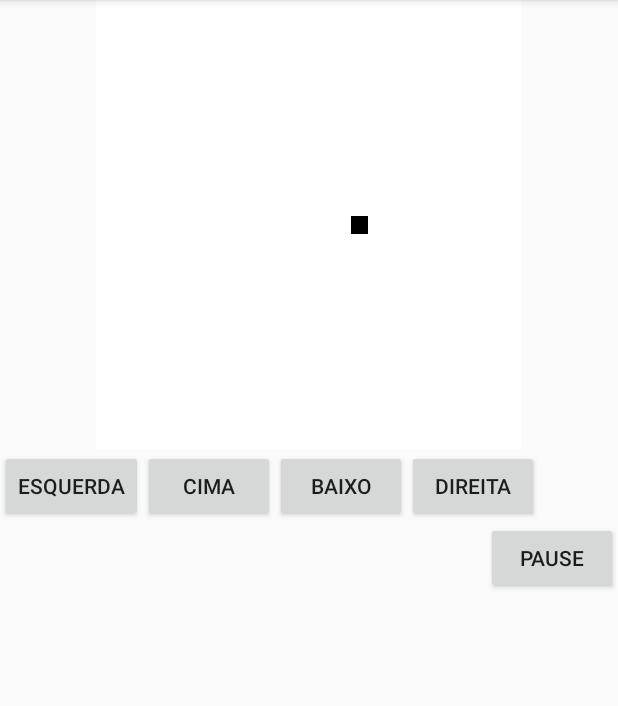
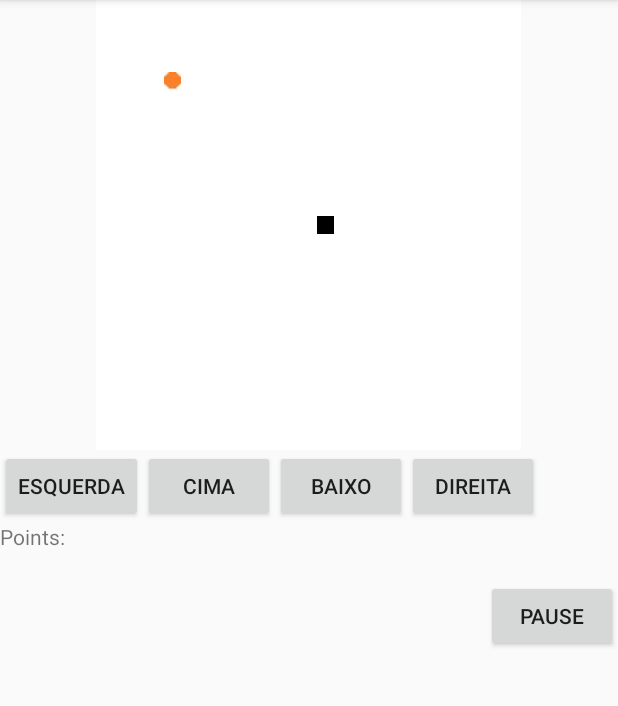
Before and after one commit to suelliton/Snake, an Android app: the Tabuleiro screen opened directly, with no data from a screen before it, on a phone screen of 412 x 824 dp, the part 84-790 px from its top. Run offline under Robolectric (Android 15) with nearby library versions, the phone set to English and light mode, and no system bars.

Commit message:
fruit funfando

```diff
--- a/app/src/main/java/com/example/suelliton/snake/Tabuleiro.java
+++ b/app/src/main/java/com/example/suelliton/snake/Tabuleiro.java
@@ -12,13 +12,16 @@ import android.view.View;
 import android.widget.Button;
 import android.widget.GridLayout;
 import android.widget.ImageView;
+import android.widget.TextView;
 import android.widget.Toast;
 
 import java.lang.reflect.Array;
 import java.util.ArrayList;
+import java.util.Random;
 
 
 public class Tabuleiro extends AppCompatActivity {
+    int points = 0;
     int tamGrid = 25;
     ImageView GRID[][] ;
     ArrayList SNAKE = new ArrayList<>();
@@ -26,6 +29,7 @@ public class Tabuleiro extends AppCompatActivity {
     int[] anterior = new int[2];
     int pos[]  = new int[2];
     int[] previous = new int[2];
+    int[] fruit = new int[2];
     @RequiresApi(api = Build.VERSION_CODES.ICE_CREAM_SANDWICH)
     @Override
     protected void onCreate(Bundle savedInstanceState) {
@@ -102,6 +106,7 @@ public class Tabuleiro extends AppCompatActivity {
        pos[0] = tamGrid/2;
        pos[1] = tamGrid/2;
        SNAKE.add(pos);//adiciona no vetor snake como se fosse a cabeça posicao 00 do arraylist
+       setFruit();
        move(direction,false);//passa a direcao para move
     }
 
@@ -116,9 +121,10 @@ public class Tabuleiro extends AppCompatActivity {
                         @Override
                         public void run() {
                             setHead(direction);
+
                             move(direction,false);
                         }
-                    },100);
+                    },1000);
                  }
         }).start();
 
@@ -128,16 +134,29 @@ public class Tabuleiro extends AppCompatActivity {
     public void setHead(int[] direction){
 
         pos = (int[]) SNAKE.get(0);//éga a cabeça
-        setWhite(GRID[pos[0]][pos[1]]);//printa a cabeça
+        setWhite(GRID[pos[0]][pos[1]]);//printa a cabeça debranco
         previous = pos;
         pos[0] = pos[0] + direction[0];//incrementa a posicao dacabeça
         pos[1] = pos[1] + direction[1];//incrementa a posicao dacabeça
         pos = checkPos(pos);
-        setBlack(GRID[pos[0]][pos[1]]);
+        setBlack(GRID[pos[0]][pos[1]]); //printa a cabeça de preto
         SNAKE.set(0, pos);
-
+        if(pos[0] == fruit[0] && pos[1] == fruit[1]){
+            setBlack(GRID[pos[0]][pos[1]]);
+            setFruit();
+            TextView tv = (TextView) findViewById(R.id.text_points);
+            points +=50;
+            tv.setText(""+points);
+        }
 
     }
+
+    public void setFruit(){
+        fruit[0] = new Random().nextInt(tamGrid-1);
+        fruit[1] = new Random().nextInt(tamGrid-1);
+        setOrange(GRID[fruit[0]][fruit[1]]);
+    }
+
     public void setPrevious(int[] pos){
         if(direction[0] == 0 && direction[1] == 1 ){
             setWhite(GRID[pos[0]][pos[1]-1]);
@@ -181,6 +200,9 @@ public class Tabuleiro extends AppCompatActivity {
     public void setWhite(ImageView imageView){
         imageView.setImageResource(R.drawable.white);
     }
+    public void setOrange(ImageView imageView){
+        imageView.setImageResource(R.drawable.orange);
+    }
 
 
 
--- a/app/src/main/res/layout/activity_tabuleiro.xml
+++ b/app/src/main/res/layout/activity_tabuleiro.xml
@@ -58,6 +58,16 @@
                 tools:layout_editor_absoluteY="129dp" />
 
         </LinearLayout>
+        <TextView
+            android:id="@+id/text"
+            android:layout_width="match_parent"
+            android:layout_height="wrap_content"
+            android:text="Points:" />
+        <TextView
+            android:id="@+id/text_points"
+            android:layout_width="match_parent"
+            android:layout_height="wrap_content"
+            android:text="" />
 
         <Button
             android:id="@+id/button13"
```
Also changed, not shown: app/src/main/res/drawable/orange.jpg (added).
